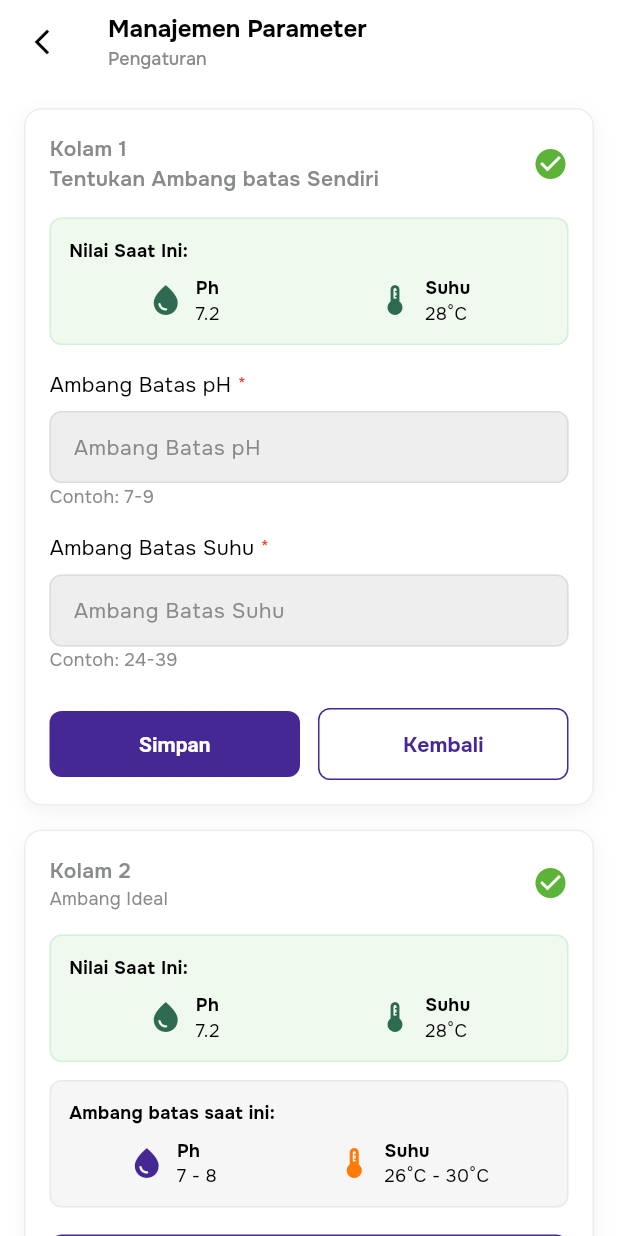
After one commit to Capstone-Lele/mobile-smartfarm, a Flutter app: the ParameterPage screen opened by its route, after a tap on "Ubah Pengaturan", after a tap on "Lainnya", on a phone screen of 412 x 824 dp. The commit adds this screen. Run offline on Flutter 3.47's test engine with Material 3 defaults, Android fonts, the phone set to English and light mode, and no system bars; drawn by our look-alikes of overlay_support; our stand-ins replace dartz, dropdown_button2, fl_chart, flutter_dotenv, flutter_riverpod, google_fonts and 5 more; missing offline and left inert: d_method; accounts and stored records are empty.

Commit message:
feat: manajemen parameter

```diff
--- a/lib/core/utils/app_routers.dart
+++ b/lib/core/utils/app_routers.dart
@@ -20,6 +20,7 @@ import 'package:budidaya_lele_mobile/features/move-pool-report/presentation/page
 import 'package:budidaya_lele_mobile/features/move-pool-report/presentation/pages/move_pool_report_detail_page.dart';
 import 'package:budidaya_lele_mobile/features/move-pool-report/presentation/pages/move_pool_report_page.dart';
 import 'package:budidaya_lele_mobile/features/notification/presentation/pages/notification_page.dart';
+import 'package:budidaya_lele_mobile/features/parameter/presentation/pages/parameter_page.dart';
 import 'package:budidaya_lele_mobile/features/pool-cleaning-report/presentation/pages/create_pool_cleaning_report_page.dart';
 import 'package:budidaya_lele_mobile/features/pool-cleaning-report/presentation/pages/pool_cleaning_report_detail_page.dart';
 import 'package:budidaya_lele_mobile/features/pool-cleaning-report/presentation/pages/pool_cleaning_report_page.dart';
@@ -124,6 +125,7 @@ class AppRoutes {
   static const String updateInventoryReport = '/inventory/update-report';
 
   static const String notification = '/notification';
+  static const String parameter = '/parameter';
 
   static Map<String, WidgetBuilder> getRoutes() {
     return {
@@ -489,6 +491,8 @@ class AppRoutes {
       updateInventoryReport: (context) => const UpdateInventoryReportPage(),
       // Notification
       notification: (context) => const NotificationPage(),
+      // Parameter
+      parameter: (context) => const ParameterPage(),
     };
   }
 
--- /dev/null
+++ b/lib/features/parameter/presentation/pages/parameter_page.dart
@@ -0,0 +1,89 @@
+import 'package:budidaya_lele_mobile/core/constants/app_colors.dart';
+import 'package:budidaya_lele_mobile/features/parameter/presentation/widgets/parameter_card.dart';
+import 'package:flutter/material.dart';
+
+class ParameterPage extends StatefulWidget {
+  const ParameterPage({super.key});
+
+  @override
+  State<ParameterPage> createState() => _ParameterPageState();
+}
+
+class _ParameterPageState extends State<ParameterPage> {
+  final List<Map<String, dynamic>> _dummyPools = [
+    {
+      'id': '1',
+      'name': 'Kolam 1',
+      'currentPh': 7.2,
+      'currentTemp': 28,
+      'thresholdType': 'Ambang Rekomendasi',
+      'phRange': '6.5 - 8.5',
+      'tempRange': '25°C - 32°C',
+    },
+    {
+      'id': '2',
+      'name': 'Kolam 2',
+      'currentPh': 7.2,
+      'currentTemp': 28,
+      'thresholdType': 'Ambang Ideal',
+      'phRange': '7 - 8',
+      'tempRange': '26°C - 30°C',
+    },
+  ];
+
+  @override
+  Widget build(BuildContext context) {
+    return Scaffold(
+      backgroundColor: Colors.white,
+      appBar: _buildHeader(context),
+      body: SafeArea(
+        child: ListView.separated(
+          padding: const EdgeInsets.all(16),
+          itemCount: _dummyPools.length,
+          separatorBuilder: (context, index) => const SizedBox(height: 16),
+          itemBuilder: (context, index) {
+            return ParameterCard(pool: _dummyPools[index]);
+          },
+        ),
+      ),
+    );
+  }
+
+  AppBar _buildHeader(BuildContext context) {
+    return AppBar(
+      elevation: 0,
+      backgroundColor: Colors.white,
+      centerTitle: false,
+      leading: IconButton(
+        icon: const Icon(
+          Icons.arrow_back_ios_new,
+          color: Colors.black,
+          size: 20,
+        ),
+        onPressed: () => Navigator.pop(context),
+      ),
+      title: Column(
+        crossAxisAlignment: CrossAxisAlignment.start,
+        children: const [
+          Text(
+            'Manajemen Parameter',
+            style: TextStyle(
+              fontSize: 16,
+              fontWeight: FontWeight.w700,
+              color: Colors.black,
+            ),
+          ),
+          SizedBox(height: 2),
+          Text(
+            'Pengaturan',
+            style: TextStyle(
+              fontSize: 12,
+              color: AppColors.darkGray,
+              fontWeight: FontWeight.w500,
+            ),
+          ),
+        ],
+      ),
+    );
+  }
+}
--- /dev/null
+++ b/lib/features/parameter/presentation/widgets/parameter_card.dart
@@ -0,0 +1,411 @@
+import 'package:budidaya_lele_mobile/common/widgets/app_button.dart';
+import 'package:budidaya_lele_mobile/common/widgets/app_input_text.dart';
+import 'package:budidaya_lele_mobile/core/constants/app_colors.dart';
+import 'package:flutter/material.dart';
+
+enum ParameterCardState { view, select, custom }
+
+class ParameterCard extends StatefulWidget {
+  final Map<String, dynamic> pool;
+  const ParameterCard({super.key, required this.pool});
+
+  @override
+  State<ParameterCard> createState() => _ParameterCardState();
+}
+
+class _ParameterCardState extends State<ParameterCard> {
+  ParameterCardState _state = ParameterCardState.view;
+  int _selectedPreset = 0; // 0: Rekomendasi, 1: Ideal, 2: Adaptif
+
+  final TextEditingController _phController = TextEditingController();
+  final TextEditingController _tempController = TextEditingController();
+
+  @override
+  void dispose() {
+    _phController.dispose();
+    _tempController.dispose();
+    super.dispose();
+  }
+
+  @override
+  Widget build(BuildContext context) {
+    return Container(
+      padding: const EdgeInsets.all(16),
+      decoration: BoxDecoration(
+        color: Colors.white,
+        borderRadius: BorderRadius.circular(12),
+        border: Border.all(color: AppColors.gray.withOpacity(0.5)),
+        boxShadow: [
+          BoxShadow(
+            color: Colors.black.withOpacity(0.05),
+            blurRadius: 10,
+            offset: const Offset(0, 4),
+          ),
+        ],
+      ),
+      child: Column(
+        crossAxisAlignment: CrossAxisAlignment.start,
+        children: [
+          _buildCardHeader(),
+          const SizedBox(height: 16),
+          if (_state == ParameterCardState.view) _buildViewMode(),
+          if (_state == ParameterCardState.select) _buildSelectMode(),
+          if (_state == ParameterCardState.custom) _buildCustomMode(),
+        ],
+      ),
+    );
+  }
+
+  Widget _buildCardHeader() {
+    return Row(
+      mainAxisAlignment: MainAxisAlignment.spaceBetween,
+      children: [
+        Column(
+          crossAxisAlignment: CrossAxisAlignment.start,
+          children: [
+            Text(
+              widget.pool['name'],
+              style: const TextStyle(
+                fontSize: 14,
+                fontWeight: FontWeight.w600,
+                color: AppColors.darkGray,
+              ),
+            ),
+            if (_state == ParameterCardState.view)
+              Text(
+                widget.pool['thresholdType'],
+                style: const TextStyle(fontSize: 12, color: AppColors.darkGray),
+              ),
+            if (_state == ParameterCardState.select)
+              const Text(
+                'Pilih ambang batas',
+                style: TextStyle(
+                  fontSize: 14,
+                  fontWeight: FontWeight.w600,
+                  color: AppColors.darkGray,
+                ),
+              ),
+            if (_state == ParameterCardState.custom)
+              const Text(
+                'Tentukan Ambang batas Sendiri',
+                style: TextStyle(
+                  fontSize: 14,
+                  fontWeight: FontWeight.w600,
+                  color: AppColors.darkGray,
+                ),
+              ),
+          ],
+        ),
+        const Icon(Icons.check_circle, color: AppColors.green, size: 24),
+      ],
+    );
+  }
+
+  Widget _buildViewMode() {
+    return Column(
+      children: [
+        _buildInfoBox(
+          title: 'Nilai Saat Ini:',
+          backgroundColor: const Color(0xFFF0F9ED),
+          borderColor: const Color(0xFFB7E4C7).withOpacity(0.5),
+          content: [
+            _buildParameterItem(
+              Icons.water_drop,
+              'Ph',
+              '${widget.pool['currentPh']}',
+              const Color(0xFF2D6A4F),
+            ),
+            _buildParameterItem(
+              Icons.thermostat,
+              'Suhu',
+              '${widget.pool['currentTemp']}°C',
+              const Color(0xFF2D6A4F),
+            ),
+          ],
+        ),
+        const SizedBox(height: 12),
+        _buildInfoBox(
+          title: 'Ambang batas saat ini:',
+          backgroundColor: AppColors.lightGray.withOpacity(0.5),
+          borderColor: AppColors.gray.withOpacity(0.5),
+          content: [
+            _buildParameterItem(
+              Icons.water_drop,
+              'Ph',
+              widget.pool['phRange'],
+              AppColors.primary,
+            ),
+            _buildParameterItem(
+              Icons.thermostat,
+              'Suhu',
+              widget.pool['tempRange'],
+              AppColors.secondary,
+            ),
+          ],
+        ),
+        const SizedBox(height: 16),
+        AppButton(
+          label: 'Ubah Pengaturan',
+          onPressed: () => setState(() => _state = ParameterCardState.select),
+        ),
+      ],
+    );
+  }
+
+  Widget _buildSelectMode() {
+    return Column(
+      children: [
+        _buildPresetOption(
+          index: 0,
+          title: 'Ambang Rekomendasi',
+          subtitle: 'Rentang umum yang direkomendasikan untuk budidaya lele',
+          ph: '6.5 - 8.5',
+          temp: '25°C - 32°C',
+        ),
+        const SizedBox(height: 12),
+        _buildPresetOption(
+          index: 1,
+          title: 'Ambang Ideal',
+          subtitle:
+              'Rentang ketat untuk mendukung pertumbuhan lele secara optimal',
+          ph: '7 - 8',
+          temp: '26°C - 30°C',
+        ),
+        const SizedBox(height: 12),
+        _buildPresetOption(
+          index: 2,
+          title: 'Ambang Adaptif',
+          subtitle:
+              'Rentang luas untuk kondisi budidaya dengan toleransi tinggi.',
+          ph: '6 - 9',
+          temp: '24°C - 34°C',
+        ),
+        const SizedBox(height: 16),
+        AppButton(
+          label: 'Lainnya',
+          color: AppColors.secondary,
+          onPressed: () => setState(() => _state = ParameterCardState.custom),
+        ),
+        const SizedBox(height: 12),
+        Row(
+          children: [
+            Expanded(
+              child: AppButton(
+                label: 'Simpan',
+                onPressed: () =>
+                    setState(() => _state = ParameterCardState.view),
+              ),
+            ),
+            const SizedBox(width: 12),
+            Expanded(
+              child: AppButton(
+                label: 'Batal',
+                isOutlined: true,
+                onPressed: () =>
+                    setState(() => _state = ParameterCardState.view),
+              ),
+            ),
+          ],
+        ),
+      ],
+    );
+  }
+
+  Widget _buildPresetOption({
+    required int index,
+    required String title,
+    required String subtitle,
+    required String ph,
+    required String temp,
+  }) {
+    bool isSelected = _selectedPreset == index;
+    return GestureDetector(
+      onTap: () => setState(() => _selectedPreset = index),
+      child: Container(
+        padding: const EdgeInsets.all(12),
+        decoration: BoxDecoration(
+          color: isSelected ? const Color(0xFFF0F9ED) : Colors.white,
+          borderRadius: BorderRadius.circular(8),
+          border: Border.all(
+            color: isSelected ? AppColors.green : AppColors.gray,
+          ),
+        ),
+        child: Column(
+          crossAxisAlignment: CrossAxisAlignment.start,
+          children: [
+            Text(
+              title,
+              style: const TextStyle(
+                fontSize: 13,
+                fontWeight: FontWeight.bold,
+                color: Colors.black,
+              ),
+            ),
+            const SizedBox(height: 4),
+            Text(
+              subtitle,
+              style: const TextStyle(fontSize: 10, color: AppColors.darkGray),
+            ),
+            const SizedBox(height: 8),
+            Row(
+              children: [
+                _buildParameterItem(
+                  Icons.water_drop,
+                  'Ph',
+                  ph,
+                  AppColors.primary,
+                  small: true,
+                ),
+                const SizedBox(width: 24),
+                _buildParameterItem(
+                  Icons.thermostat,
+                  'Suhu',
+                  temp,
+                  AppColors.secondary,
+                  small: true,
+                ),
+              ],
+            ),
+          ],
+        ),
+      ),
+    );
+  }
+
+  Widget _buildCustomMode() {
+    return Column(
+      crossAxisAlignment: CrossAxisAlignment.start,
+      children: [
+        _buildInfoBox(
+          title: 'Nilai Saat Ini:',
+          backgroundColor: const Color(0xFFF0F9ED),
+          borderColor: const Color(0xFFB7E4C7).withOpacity(0.5),
+          content: [
+            _buildParameterItem(
+              Icons.water_drop,
+              'Ph',
+              '${widget.pool['currentPh']}',
+              const Color(0xFF2D6A4F),
+            ),
+            _buildParameterItem(
+              Icons.thermostat,
+              'Suhu',
+              '${widget.pool['currentTemp']}°C',
+              const Color(0xFF2D6A4F),
+            ),
+          ],
+        ),
+        const SizedBox(height: 16),
+        AppInputText(
+          label: 'Ambang Batas pH',
+          hint: 'Ambang Batas pH',
+          requiredField: true,
+          controller: _phController,
+        ),
+        const Text(
+          'Contoh: 7-9',
+          style: TextStyle(fontSize: 12, color: AppColors.darkGray),
+        ),
+        const SizedBox(height: 16),
+        AppInputText(
+          label: 'Ambang Batas Suhu',
+          hint: 'Ambang Batas Suhu',
+          requiredField: true,
+          controller: _tempController,
+        ),
+        const Text(
+          'Contoh: 24-39',
+          style: TextStyle(fontSize: 12, color: AppColors.darkGray),
+        ),
+        const SizedBox(height: 24),
+        Row(
+          children: [
+            Expanded(
+              child: AppButton(
+                label: 'Simpan',
+                onPressed: () =>
+                    setState(() => _state = ParameterCardState.view),
+              ),
+            ),
+            const SizedBox(width: 12),
+            Expanded(
+              child: AppButton(
+                label: 'Kembali',
+                isOutlined: true,
+                onPressed: () =>
+                    setState(() => _state = ParameterCardState.select),
+              ),
+            ),
+          ],
+        ),
+      ],
+    );
+  }
+
+  Widget _buildInfoBox({
+    required String title,
+    required Color backgroundColor,
+    required Color borderColor,
+    required List<Widget> content,
+  }) {
+    return Container(
+      width: double.infinity,
+      padding: const EdgeInsets.all(12),
+      decoration: BoxDecoration(
+        color: backgroundColor,
+        borderRadius: BorderRadius.circular(8),
+        border: Border.all(color: borderColor),
+      ),
+      child: Column(
+        crossAxisAlignment: CrossAxisAlignment.start,
+        children: [
+          Text(
+            title,
+            style: const TextStyle(
+              fontSize: 12,
+              fontWeight: FontWeight.bold,
+              color: Colors.black,
+            ),
+          ),
+          const SizedBox(height: 8),
+          Row(
+            mainAxisAlignment: MainAxisAlignment.spaceAround,
+            children: content,
+          ),
+        ],
+      ),
+    );
+  }
+
+  Widget _buildParameterItem(
+    IconData icon,
+    String label,
+    String value,
+    Color iconColor, {
+    bool small = false,
+  }) {
+    return Row(
+      children: [
+        Icon(icon, color: iconColor, size: small ? 18 : 24),
+        const SizedBox(width: 8),
+        Column(
+          crossAxisAlignment: CrossAxisAlignment.start,
+          children: [
+            Text(
+              label,
+              style: TextStyle(
+                fontSize: small ? 10 : 12,
+                fontWeight: FontWeight.bold,
+                color: Colors.black,
+              ),
+            ),
+            Text(
+              value,
+              style: TextStyle(fontSize: small ? 10 : 12, color: Colors.black),
+            ),
+          ],
+        ),
+      ],
+    );
+  }
+}
--- a/lib/features/user/presentation/pages/setting_page.dart
+++ b/lib/features/user/presentation/pages/setting_page.dart
@@ -69,7 +69,9 @@ class SettingPage extends ConsumerWidget {
                     _buildMenuItem(
                       Icons.local_parking,
                       "Manajemen Parameter",
-                      onTap: () {},
+                      onTap: () {
+                        AppRoutes.pushNamed(context, AppRoutes.parameter);
+                      },
                     ),
                   ],
                   _buildMenuItem(
```
